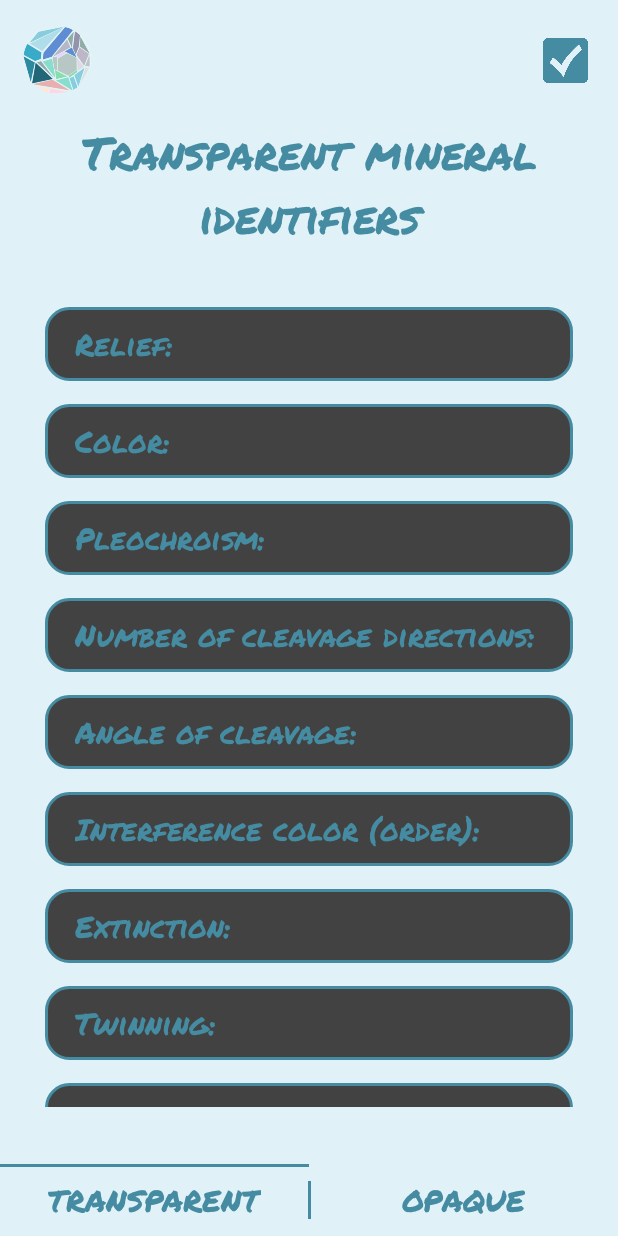
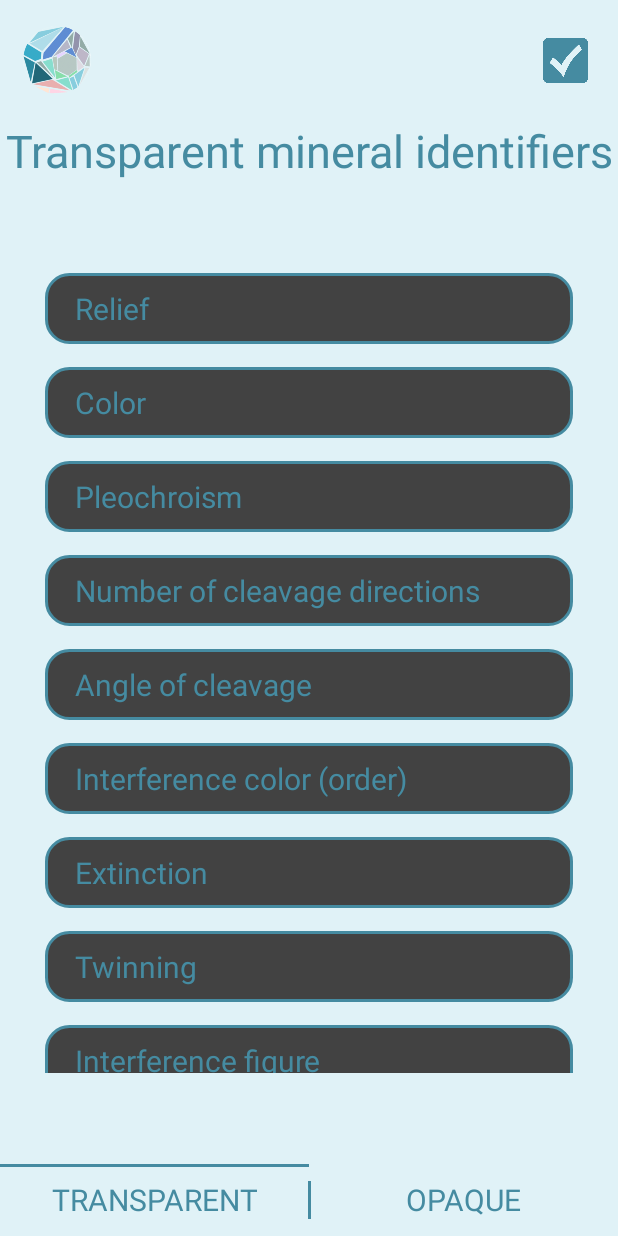
Before and after one commit to noahalerm/Minescope, an Android app: the fragment FiltersFragment shown on its own in the app's theme, on a phone screen of 412 x 824 dp. Run offline under Robolectric (Android 15) with nearby library versions, the light colour scheme and no system bars.

Commit message:
Font Update + Translations Implementation

```diff
--- a/app/src/main/res/layout-land/fragment_filters.xml
+++ b/app/src/main/res/layout-land/fragment_filters.xml
@@ -33,7 +33,7 @@
         android:layout_width="wrap_content"
         android:layout_height="wrap_content"
         android:layout_marginTop="80dp"
-        android:text="Transparent mineral identifiers"
+        android:text="@string/transparent_minerals_filters_title"
         android:textAlignment="center"
         android:textColor="?attr/colorSecondary"
         android:textSize="30sp"
@@ -67,7 +67,7 @@
                 android:background="@drawable/filter_bg"
                 android:paddingHorizontal="20dp"
                 android:paddingVertical="10dp"
-                android:text="Relief: "
+                android:text="@string/relief"
                 android:textColor="?attr/colorSecondary"
                 android:textSize="20sp"
                 app:layout_constraintEnd_toEndOf="parent"
@@ -84,7 +84,7 @@
                 android:background="@drawable/filter_bg"
                 android:paddingHorizontal="20dp"
                 android:paddingVertical="10dp"
-                android:text="Color: "
+                android:text="@string/color"
                 android:textColor="?attr/colorSecondary"
                 android:textSize="20sp"
                 app:layout_constraintEnd_toEndOf="parent"
@@ -101,7 +101,7 @@
                 android:background="@drawable/filter_bg"
                 android:paddingHorizontal="20dp"
                 android:paddingVertical="10dp"
-                android:text="Pleochroism: "
+                android:text="@string/pleochroism"
                 android:textColor="?attr/colorSecondary"
                 android:textSize="20sp"
                 app:layout_constraintEnd_toEndOf="parent"
@@ -118,7 +118,7 @@
                 android:background="@drawable/filter_bg"
                 android:paddingHorizontal="20dp"
                 android:paddingVertical="10dp"
-                android:text="Number of cleavage directions: "
+                android:text="@string/num_cleavage_directions"
                 android:textColor="?attr/colorSecondary"
                 android:textSize="20sp"
                 app:layout_constraintEnd_toEndOf="parent"
@@ -135,7 +135,7 @@
                 android:background="@drawable/filter_bg"
                 android:paddingHorizontal="20dp"
                 android:paddingVertical="10dp"
-                android:text="Angle of cleavage: "
+                android:text="@string/angle_cleavage"
                 android:textColor="?attr/colorSecondary"
                 android:textSize="20sp"
                 app:layout_constraintEnd_toEndOf="parent"
@@ -152,7 +152,7 @@
                 android:background="@drawable/filter_bg"
                 android:paddingHorizontal="20dp"
                 android:paddingVertical="10dp"
-                android:text="Interference color (order): "
+                android:text="@string/interference_color_order"
                 android:textColor="?attr/colorSecondary"
                 android:textSize="20sp"
                 app:layout_constraintEnd_toEndOf="parent"
@@ -169,7 +169,7 @@
                 android:background="@drawable/filter_bg"
                 android:paddingHorizontal="20dp"
                 android:paddingVertical="10dp"
-                android:text="Extinction: "
+                android:text="@string/extinction"
                 android:textColor="?attr/colorSecondary"
                 android:textSize="20sp"
                 app:layout_constraintEnd_toEndOf="parent"
@@ -186,7 +186,7 @@
                 android:background="@drawable/filter_bg"
                 android:paddingHorizontal="20dp"
                 android:paddingVertical="10dp"
-                android:text="Twinning: "
+                android:text="@string/twinning"
                 android:textColor="?attr/colorSecondary"
                 android:textSize="20sp"
                 app:layout_constraintEnd_toEndOf="parent"
@@ -203,7 +203,7 @@
                 android:background="@drawable/filter_bg"
                 android:paddingHorizontal="20dp"
                 android:paddingVertical="10dp"
-                android:text="Interference figure: "
+                android:text="@string/interference_figure"
                 android:textColor="?attr/colorSecondary"
                 android:textSize="20sp"
                 app:layout_constraintEnd_toEndOf="parent"
@@ -220,7 +220,7 @@
                 android:background="@drawable/filter_bg"
                 android:paddingHorizontal="20dp"
                 android:paddingVertical="10dp"
-                android:text="Optical sign: "
+                android:text="@string/optical_sign"
                 android:textColor="?attr/colorSecondary"
                 android:textSize="20sp"
                 app:layout_constraintEnd_toEndOf="parent"
@@ -237,7 +237,7 @@
                 android:background="@drawable/filter_bg"
                 android:paddingHorizontal="20dp"
                 android:paddingVertical="10dp"
-                android:text="Color: "
+                android:text="@string/color"
                 android:textColor="?attr/colorSecondary"
                 android:textSize="20sp"
                 android:visibility="gone"
@@ -255,7 +255,7 @@
                 android:background="@drawable/filter_bg"
                 android:paddingHorizontal="20dp"
                 android:paddingVertical="10dp"
-                android:text="Reflectance: "
+                android:text="@string/reflectance"
                 android:textColor="?attr/colorSecondary"
                 android:textSize="20sp"
                 android:visibility="gone"
@@ -273,7 +273,7 @@
                 android:background="@drawable/filter_bg"
                 android:paddingHorizontal="20dp"
                 android:paddingVertical="10dp"
-                android:text="Pleochroism: "
+                android:text="@string/pleochroism"
                 android:textColor="?attr/colorSecondary"
                 android:textSize="20sp"
                 android:visibility="gone"
@@ -291,7 +291,7 @@
                 android:background="@drawable/filter_bg"
                 android:paddingHorizontal="20dp"
                 android:paddingVertical="10dp"
-                android:text="Polishing hardness: "
+                android:text="@string/polishing_hardness"
                 android:textColor="?attr/colorSecondary"
                 android:textSize="20sp"
                 android:visibility="gone"
@@ -309,7 +309,7 @@
                 android:background="@drawable/filter_bg"
                 android:paddingHorizontal="20dp"
                 android:paddingVertical="10dp"
-                android:text="Anisotropism: "
+                android:text="@string/anisotropism"
                 android:textColor="?attr/colorSecondary"
                 android:textSize="20sp"
                 android:visibility="gone"
@@ -327,7 +327,7 @@
                 android:background="@drawable/filter_bg"
                 android:paddingHorizontal="20dp"
                 android:paddingVertical="10dp"
-                android:text="Interference colors: "
+                android:text="@string/interference_colors"
                 android:textColor="?attr/colorSecondary"
                 android:textSize="20sp"
                 android:visibility="gone"
@@ -345,7 +345,7 @@
                 android:background="@drawable/filter_bg"
                 android:paddingHorizontal="20dp"
                 android:paddingVertical="10dp"
-                android:text="Internal reflections: "
+                android:text="@string/internal_reflections"
                 android:textColor="?attr/colorSecondary"
                 android:textSize="20sp"
                 android:visibility="gone"
@@ -376,13 +376,13 @@
             android:id="@+id/transparent_tab"
             android:layout_width="wrap_content"
             android:layout_height="wrap_content"
-            android:text="TRANSPARENT" />
+            android:text="@string/transparent_tab" />
 
         <com.google.android.material.tabs.TabItem
             android:id="@+id/opaque_tab"
             android:layout_width="wrap_content"
             android:layout_height="wrap_content"
-            android:text="OPAQUE" />
+            android:text="@string/opaque_tab" />
 
     </com.google.android.material.tabs.TabLayout>
 
--- a/app/src/main/res/layout/fragment_filters.xml
+++ b/app/src/main/res/layout/fragment_filters.xml
@@ -33,7 +33,7 @@
         android:layout_width="wrap_content"
         android:layout_height="wrap_content"
         android:layout_marginTop="80dp"
-        android:text="Transparent mineral identifiers"
+        android:text="@string/transparent_minerals_filters_title"
         android:textAlignment="center"
         android:textColor="?attr/colorSecondary"
         android:textSize="30sp"
@@ -67,7 +67,7 @@
                 android:background="@drawable/filter_bg"
                 android:paddingHorizontal="20dp"
                 android:paddingVertical="10dp"
-                android:text="Relief: "
+                android:text="@string/relief"
                 android:textColor="?attr/colorSecondary"
                 android:textSize="20sp"
                 app:layout_constraintEnd_toEndOf="parent"
@@ -84,7 +84,7 @@
                 android:background="@drawable/filter_bg"
                 android:paddingHorizontal="20dp"
                 android:paddingVertical="10dp"
-                android:text="Color: "
+                android:text="@string/color"
                 android:textColor="?attr/colorSecondary"
                 android:textSize="20sp"
                 app:layout_constraintEnd_toEndOf="parent"
@@ -101,7 +101,7 @@
                 android:background="@drawable/filter_bg"
                 android:paddingHorizontal="20dp"
                 android:paddingVertical="10dp"
-                android:text="Pleochroism: "
+                android:text="@string/pleochroism"
                 android:textColor="?attr/colorSecondary"
                 android:textSize="20sp"
                 app:layout_constraintEnd_toEndOf="parent"
@@ -118,7 +118,7 @@
                 android:background="@drawable/filter_bg"
                 android:paddingHorizontal="20dp"
                 android:paddingVertical="10dp"
-                android:text="Number of cleavage directions: "
+                android:text="@string/num_cleavage_directions"
                 android:textColor="?attr/colorSecondary"
                 android:textSize="20sp"
                 app:layout_constraintEnd_toEndOf="parent"
@@ -135,7 +135,7 @@
                 android:background="@drawable/filter_bg"
                 android:paddingHorizontal="20dp"
                 android:paddingVertical="10dp"
-                android:text="Angle of cleavage: "
+                android:text="@string/angle_cleavage"
                 android:textColor="?attr/colorSecondary"
                 android:textSize="20sp"
                 app:layout_constraintEnd_toEndOf="parent"
@@ -152,7 +152,7 @@
                 android:background="@drawable/filter_bg"
                 android:paddingHorizontal="20dp"
                 android:paddingVertical="10dp"
-                android:text="Interference color (order): "
+                android:text="@string/interference_color_order"
                 android:textColor="?attr/colorSecondary"
                 android:textSize="20sp"
                 app:layout_constraintEnd_toEndOf="parent"
@@ -169,7 +169,7 @@
                 android:background="@drawable/filter_bg"
                 android:paddingHorizontal="20dp"
                 android:paddingVertical="10dp"
-                android:text="Extinction: "
+                android:text="@string/extinction"
                 android:textColor="?attr/colorSecondary"
                 android:textSize="20sp"
                 app:layout_constraintEnd_toEndOf="parent"
@@ -186,7 +186,7 @@
                 android:background="@drawable/filter_bg"
                 android:paddingHorizontal="20dp"
                 android:paddingVertical="10dp"
-                android:text="Twinning: "
+                android:text="@string/twinning"
                 android:textColor="?attr/colorSecondary"
                 android:textSize="20sp"
                 app:layout_constraintEnd_toEndOf="parent"
@@ -203,7 +203,7 @@
                 android:background="@drawable/filter_bg"
                 android:paddingHorizontal="20dp"
                 android:paddingVertical="10dp"
-                android:text="Interference figure: "
+                android:text="@string/interference_figure"
                 android:textColor="?attr/colorSecondary"
                 android:textSize="20sp"
                 app:layout_constraintEnd_toEndOf="parent"
@@ -220,7 +220,7 @@
                 android:background="@drawable/filter_bg"
                 android:paddingHorizontal="20dp"
                 android:paddingVertical="10dp"
-                android:text="Optical sign: "
+                android:text="@string/optical_sign"
                 android:textColor="?attr/colorSecondary"
                 android:textSize="20sp"
                 app:layout_constraintEnd_toEndOf="parent"
@@ -237,7 +237,7 @@
                 android:background="@drawable/filter_bg"
                 android:paddingHorizontal="20dp"
                 android:paddingVertical="10dp"
-                android:text="Color: "
+                android:text="@string/color"
                 android:textColor="?attr/colorSecondary"
                 android:textSize="20sp"
                 android:visibility="gone"
@@ -255,7 +255,7 @@
                 android:background="@drawable/filter_bg"
                 android:paddingHorizontal="20dp"
                 android:paddingVertical="10dp"
-                android:text="Reflectance: "
+                android:text="@string/reflectance"
                 android:textColor="?attr/colorSecondary"
                 android:textSize="20sp"
                 android:visibility="gone"
@@ -273,7 +273,7 @@
                 android:background="@drawable/filter_bg"
                 android:paddingHorizontal="20dp"
                 android:paddingVertical="10dp"
-                android:text="Pleochroism: "
+                android:text="@string/pleochroism"
                 android:textColor="?attr/colorSecondary"
                 android:textSize="20sp"
                 android:visibility="gone"
@@ -291,7 +291,7 @@
                 android:background="@drawable/filter_bg"
                 android:paddingHorizontal="20dp"
                 android:paddingVertical="10dp"
-                android:text="Polishing hardness: "
+                android:text="@string/polishing_hardness"
                 android:textColor="?attr/colorSecondary"
                 android:textSize="20sp"
                 android:visibility="gone"
@@ -309,7 +309,7 @@
                 android:background="@drawable/filter_bg"
                 android:paddingHorizontal="20dp"
                 android:paddingVertical="10dp"
-                android:text="Anisotropism: "
+                android:text="@string/anisotropism"
                 android:textColor="?attr/colorSecondary"
                 android:textSize="20sp"
                 android:visibility="gone"
@@ -327,7 +327,7 @@
                 android:background="@drawable/filter_bg"
                 android:paddingHorizontal="20dp"
                 android:paddingVertical="10dp"
-                android:text="Interference colors: "
+                android:text="@string/interference_colors"
                 android:textColor="?attr/colorSecondary"
                 android:textSize="20sp"
                 android:visibility="gone"
@@ -345,7 +345,7 @@
                 android:background="@drawable/filter_bg"
                 android:paddingHorizontal="20dp"
                 android:paddingVertical="10dp"
-                android:text="Internal reflections: "
+                android:text="@string/internal_reflections"
                 android:textColor="?attr/colorSecondary"
                 android:textSize="20sp"
                 android:visibility="gone"
@@ -376,13 +376,13 @@
             android:id="@+id/transparent_tab"
             android:layout_width="wrap_content"
             android:layout_height="wrap_content"
-            android:text="TRANSPARENT" />
+            android:text="@string/transparent_tab" />
 
         <com.google.android.material.tabs.TabItem
             android:id="@+id/opaque_tab"
             android:layout_width="wrap_content"
             android:layout_height="wrap_content"
-            android:text="OPAQUE" />
+            android:text="@string/opaque_tab" />
 
     </com.google.android.material.tabs.TabLayout>
 
--- a/app/src/main/res/layout/fragment_list.xml
+++ b/app/src/main/res/layout/fragment_list.xml
@@ -26,7 +26,7 @@
         android:background="@drawable/search_view_bg"
         android:iconifiedByDefault="false"
         android:queryBackground="@android:color/transparent"
-        android:queryHint="Search"
+        android:queryHint="@string/search_bar"
         app:layout_constraintBottom_toBottomOf="@+id/logo"
         app:layout_constraintEnd_toStartOf="@+id/filters_icon"
         app:layout_constraintStart_toEndOf="@+id/logo"
@@ -82,13 +82,13 @@
             android:id="@+id/transparent_tab"
             android:layout_width="wrap_content"
             android:layout_height="wrap_content"
-            android:text="TRANSPARENT" />
+            android:text="@string/transparent_tab" />
 
         <com.google.android.material.tabs.TabItem
             android:id="@+id/opaque_tab"
             android:layout_width="wrap_content"
             android:layout_height="wrap_content"
-            android:text="OPAQUE" />
+            android:text="@string/opaque_tab" />
 
     </com.google.android.material.tabs.TabLayout>
 
--- a/app/src/main/res/values-night/themes.xml
+++ b/app/src/main/res/values-night/themes.xml
@@ -20,12 +20,12 @@
         <item name="android:windowBackground">@drawable/launch_screen</item>
 
         //FONT
-        <item name="fontFamily">@font/permanent_marker</item>
+<!--        <item name="fontFamily">@font/permanent_marker</item>-->
     </style>
 
     //TABS
     <style name="tab_text" parent="@android:style/TextAppearance.Widget.TabWidget">
-        <item name="android:fontFamily">@font/permanent_marker</item>
+<!--        <item name="android:fontFamily">@font/permanent_marker</item>-->
         <item name="android:textSize">20dp</item>
     </style>
 
@@ -33,7 +33,7 @@
     <style name="CustomDialog" parent="ThemeOverlay.AppCompat.Dialog.Alert">
         <item name="android:background">@drawable/custom_dialog_bg</item>
         <item name="buttonBarButtonStyle">@style/CustomButtonStyle</item>
-        <item name="android:fontFamily">@font/permanent_marker</item>
+<!--        <item name="android:fontFamily">@font/permanent_marker</item>-->
     </style>
 
     //DIALOG BUTTONS STYLE
--- a/app/src/main/res/values/strings.xml
+++ b/app/src/main/res/values/strings.xml
@@ -1,3 +1,40 @@
 <resources>
+    //APP NAME
     <string name="app_name">Minescope</string>
+
+    //TITLES
+    <string name="transparent_minerals_filters_title">Transparent mineral identifiers</string>
+    <string name="opaque_minerals_filters_title">Opaque mineral identifiers</string>
+    <string name="settings_title">Settings</string>
+
+    //SEARCH
+    <string name="search_bar">Search</string>
+
+    //TABS
+    <string name="transparent_tab">TRANSPARENT</string>
+    <string name="opaque_tab">OPAQUE</string>
+
+    //FILTERS
+
+    //Transparent
+    <string name="relief">Relief</string>
+    <string name="color">Color</string>
+    <string name="pleochroism">Pleochroism</string>
+    <string name="num_cleavage_directions">Number of cleavage directions</string>
+    <string name="angle_cleavage">Angle of cleavage</string>
+    <string name="interference_color_order">Interference color (order)</string>
+    <string name="extinction">Extinction</string>
+    <string name="twinning">Twinning</string>
+    <string name="interference_figure">Interference figure</string>
+    <string name="optical_sign">Optical sign</string>
+
+    //Opaque
+    <string name="reflectance">Reflectance</string>
+    <string name="polishing_hardness">Polishing hardness</string>
+    <string name="anisotropism">Anisotropism</string>
+    <string name="interference_colors">Interference colors</string>
+    <string name="internal_reflections">Internal reflections</string>
+
+    //OTHERS
+    <string name="language_input">Language</string>
 </resources>
--- a/app/src/main/res/values/themes.xml
+++ b/app/src/main/res/values/themes.xml
@@ -20,12 +20,12 @@
         <item name="android:windowBackground">@drawable/launch_screen</item>
 
         //FONT
-        <item name="fontFamily">@font/permanent_marker</item>
+<!--        <item name="fontFamily">@font/permanent_marker</item>-->
     </style>
 
     //TABS
     <style name="tab_text" parent="@android:style/TextAppearance.Widget.TabWidget">
-        <item name="android:fontFamily">@font/permanent_marker</item>
+<!--        <item name="android:fontFamily">@font/permanent_marker</item>-->
         <item name="android:textSize">20dp</item>
     </style>
 
@@ -33,7 +33,7 @@
     <style name="CustomDialog" parent="ThemeOverlay.AppCompat.Dialog.Alert">
         <item name="android:background">@drawable/custom_dialog_bg</item>
         <item name="buttonBarButtonStyle">@style/CustomButtonStyle</item>
-        <item name="android:fontFamily">@font/permanent_marker</item>
+<!--        <item name="android:fontFamily">@font/permanent_marker</item>-->
     </style>
 
     //DIALOG BUTTONS STYLE
```
Also changed, not shown: app/src/main/java/com/itb/minescope/ui/adapters/FilterOptionsAdapter.kt (+7 -0 lines), app/src/main/java/com/itb/minescope/ui/views/FiltersFragment.kt (+19 -19 lines), app/src/main/res/layout/fragment_settings.xml (+25 -19 lines), 1 other file.
